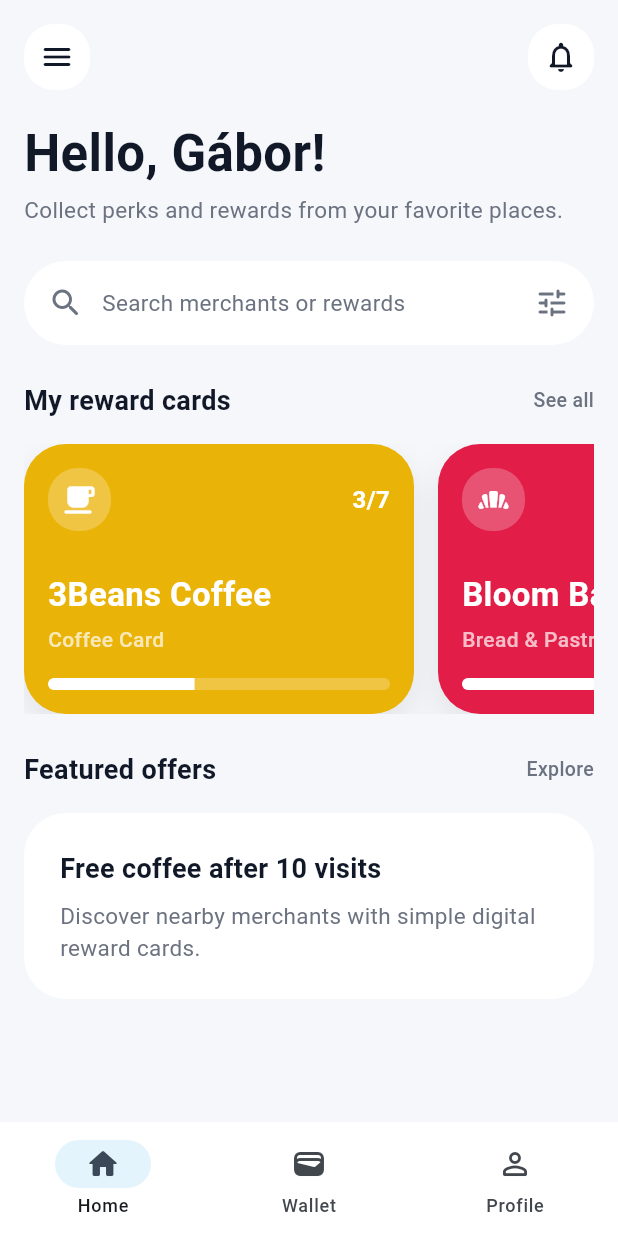
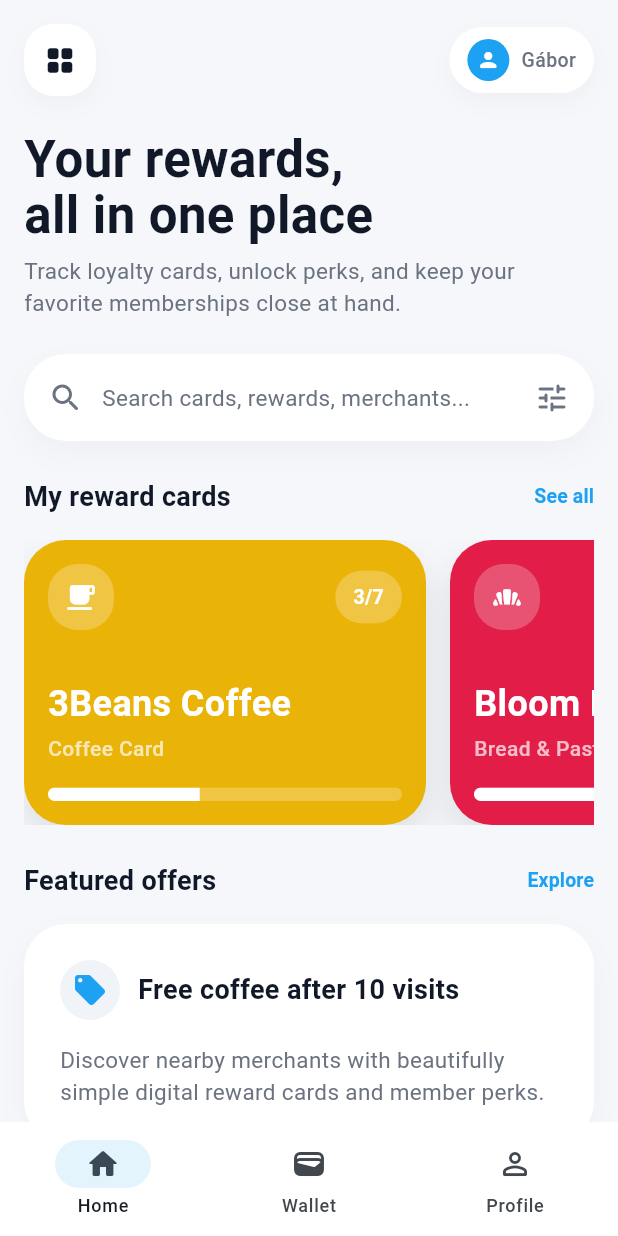
Before and after one commit to ogabor82/perkpocket-mobile, a Flutter app: the screen it shows after launch, on a phone screen of 412 x 824 dp. Run offline on Flutter 3.47's test engine with Material 3 defaults, Android fonts, the phone set to English and light mode, and no system bars.

Commit message:
polish home screen and reward card visuals

```diff
--- a/lib/screens/home_screen.dart
+++ b/lib/screens/home_screen.dart
@@ -54,28 +54,59 @@
     return Row(
       children: [
         Container(
-          width: 44,
-          height: 44,
+          width: 48,
+          height: 48,
           decoration: BoxDecoration(
             color: AppColors.surface,
             borderRadius: BorderRadius.circular(AppRadius.lg),
+            boxShadow: [
+              BoxShadow(
+                color: Colors.black.withValues(alpha: 0.03),
+                blurRadius: 12,
+                offset: const Offset(0, 6),
+              ),
+            ],
           ),
           child: const Icon(
-            Icons.menu_rounded,
+            Icons.grid_view_rounded,
             color: AppColors.textPrimary,
+            size: 22,
           ),
         ),
         const Spacer(),
         Container(
-          width: 44,
-          height: 44,
+          padding: const EdgeInsets.symmetric(
+            horizontal: AppSpacing.md,
+            vertical: AppSpacing.sm,
+          ),
           decoration: BoxDecoration(
             color: AppColors.surface,
-            borderRadius: BorderRadius.circular(AppRadius.lg),
+            borderRadius: BorderRadius.circular(AppRadius.pill),
+            boxShadow: [
+              BoxShadow(
+                color: Colors.black.withValues(alpha: 0.03),
+                blurRadius: 12,
+                offset: const Offset(0, 6),
+              ),
+            ],
           ),
-          child: const Icon(
-            Icons.notifications_none_rounded,
-            color: AppColors.textPrimary,
+          child: const Row(
+            children: [
+              CircleAvatar(
+                radius: 14,
+                backgroundColor: AppColors.primary,
+                child: Icon(
+                  Icons.person_rounded,
+                  size: 16,
+                  color: Colors.white,
+                ),
+              ),
+              SizedBox(width: AppSpacing.sm),
+              Text(
+                'Gábor',
+                style: AppTextStyles.caption,
+              ),
+            ],
           ),
         ),
       ],
@@ -91,10 +122,13 @@
     return const Column(
       crossAxisAlignment: CrossAxisAlignment.start,
       children: [
-        Text('Hello, Gábor!', style: AppTextStyles.hero),
+        Text(
+          'Your rewards,\nall in one place',
+          style: AppTextStyles.hero,
+        ),
         SizedBox(height: AppSpacing.sm),
         Text(
-          'Collect perks and rewards from your favorite places.',
+          'Track loyalty cards, unlock perks, and keep your favorite memberships close at hand.',
           style: AppTextStyles.bodySecondary,
         ),
       ],
@@ -108,11 +142,18 @@
   @override
   Widget build(BuildContext context) {
     return Container(
-      height: 56,
+      height: 58,
       padding: const EdgeInsets.symmetric(horizontal: AppSpacing.lg),
       decoration: BoxDecoration(
         color: AppColors.surface,
         borderRadius: BorderRadius.circular(AppRadius.xl),
+        boxShadow: [
+          BoxShadow(
+            color: Colors.black.withValues(alpha: 0.03),
+            blurRadius: 16,
+            offset: const Offset(0, 8),
+          ),
+        ],
       ),
       child: const Row(
         children: [
@@ -120,7 +161,7 @@
           SizedBox(width: AppSpacing.md),
           Expanded(
             child: Text(
-              'Search merchants or rewards',
+              'Search cards, rewards, merchants...',
               style: AppTextStyles.bodySecondary,
             ),
           ),
@@ -146,9 +187,21 @@
       children: [
         Text(title, style: AppTextStyles.title),
         const Spacer(),
-        Text(
-          actionLabel,
-          style: AppTextStyles.caption,
+        TextButton(
+          onPressed: () {},
+          style: TextButton.styleFrom(
+            foregroundColor: AppColors.primary,
+            padding: EdgeInsets.zero,
+            minimumSize: const Size(0, 0),
+            tapTargetSize: MaterialTapTargetSize.shrinkWrap,
+          ),
+          child: Text(
+            actionLabel,
+            style: const TextStyle(
+              fontSize: 13,
+              fontWeight: FontWeight.w600,
+            ),
+          ),
         ),
       ],
     );
@@ -159,7 +212,7 @@
   @override
   Widget build(BuildContext context) {
     return SizedBox(
-      height: 180,
+      height: 190,
       child: ListView.separated(
         scrollDirection: Axis.horizontal,
         itemCount: mockCards.length,
@@ -194,14 +247,39 @@
       decoration: BoxDecoration(
         color: AppColors.surface,
         borderRadius: BorderRadius.circular(AppRadius.xl),
+        boxShadow: [
+          BoxShadow(
+            color: Colors.black.withValues(alpha: 0.03),
+            blurRadius: 16,
+            offset: const Offset(0, 8),
+          ),
+        ],
       ),
       child: const Column(
         crossAxisAlignment: CrossAxisAlignment.start,
         children: [
-          Text('Free coffee after 10 visits', style: AppTextStyles.title),
-          SizedBox(height: AppSpacing.sm),
+          Row(
+            children: [
+              CircleAvatar(
+                radius: 20,
+                backgroundColor: AppColors.surfaceSoft,
+                child: Icon(
+                  Icons.local_offer_rounded,
+                  color: AppColors.primary,
+                ),
+              ),
+              SizedBox(width: AppSpacing.md),
+              Expanded(
+                child: Text(
+                  'Free coffee after 10 visits',
+                  style: AppTextStyles.title,
+                ),
+              ),
+            ],
+          ),
+          SizedBox(height: AppSpacing.lg),
           Text(
-            'Discover nearby merchants with simple digital reward cards.',
+            'Discover nearby merchants with beautifully simple digital reward cards and member perks.',
             style: AppTextStyles.bodySecondary,
           ),
         ],
--- a/lib/widgets/reward_card.dart
+++ b/lib/widgets/reward_card.dart
@@ -17,17 +17,17 @@
     final progressRatio = card.currentPoints / card.targetPoints;
 
     return Container(
-      width: 260,
-      height: 180,
+      width: 268,
+      height: 186,
       padding: const EdgeInsets.all(AppSpacing.lg),
       decoration: BoxDecoration(
         color: card.backgroundColor,
         borderRadius: BorderRadius.circular(AppRadius.xl),
         boxShadow: [
           BoxShadow(
-            color: Colors.black.withValues(alpha: 0.08),
-            blurRadius: 18,
-            offset: const Offset(0, 10),
+            color: Colors.black.withValues(alpha: 0.10),
+            blurRadius: 20,
+            offset: const Offset(0, 12),
           ),
         ],
       ),
@@ -37,8 +37,8 @@
           Row(
             children: [
               Container(
-                width: 42,
-                height: 42,
+                width: 44,
+                height: 44,
                 decoration: BoxDecoration(
                   color: Colors.white24,
                   borderRadius: BorderRadius.circular(AppRadius.lg),
@@ -46,15 +46,26 @@
                 child: Icon(
                   card.icon,
                   color: Colors.white,
+                  size: 22,
                 ),
               ),
               const Spacer(),
-              Text(
-                progressText,
-                style: const TextStyle(
-                  color: Colors.white,
-                  fontSize: 16,
-                  fontWeight: FontWeight.w700,
+              Container(
+                padding: const EdgeInsets.symmetric(
+                  horizontal: AppSpacing.md,
+                  vertical: AppSpacing.sm,
+                ),
+                decoration: BoxDecoration(
+                  color: Colors.white24,
+                  borderRadius: BorderRadius.circular(AppRadius.pill),
+                ),
+                child: Text(
+                  progressText,
+                  style: const TextStyle(
+                    color: Colors.white,
+                    fontSize: 13,
+                    fontWeight: FontWeight.w700,
+                  ),
                 ),
               ),
             ],
@@ -64,9 +75,9 @@
             card.merchantName,
             style: const TextStyle(
               color: Colors.white,
-              fontSize: 22,
+              fontSize: 24,
               fontWeight: FontWeight.w700,
-              height: 1.1,
+              height: 1.05,
             ),
             maxLines: 2,
             overflow: TextOverflow.ellipsis,
@@ -85,7 +96,7 @@
             borderRadius: BorderRadius.circular(AppRadius.pill),
             child: LinearProgressIndicator(
               value: progressRatio,
-              minHeight: 8,
+              minHeight: 9,
               backgroundColor: Colors.white24,
               valueColor: const AlwaysStoppedAnimation<Color>(Colors.white),
             ),
```
